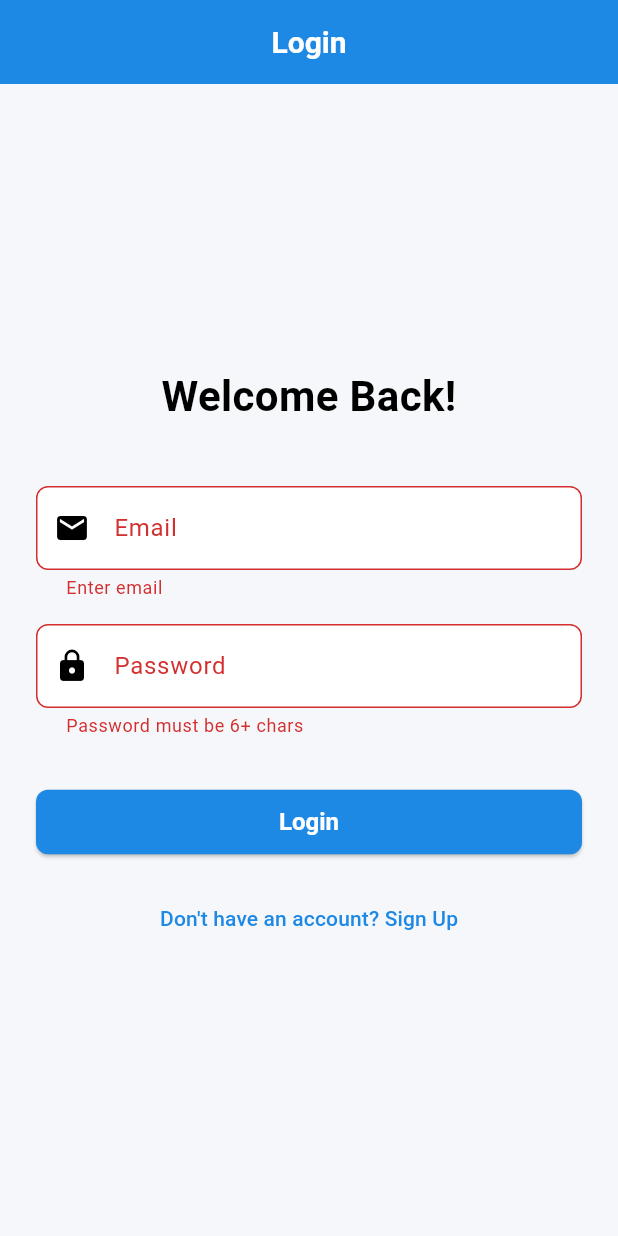
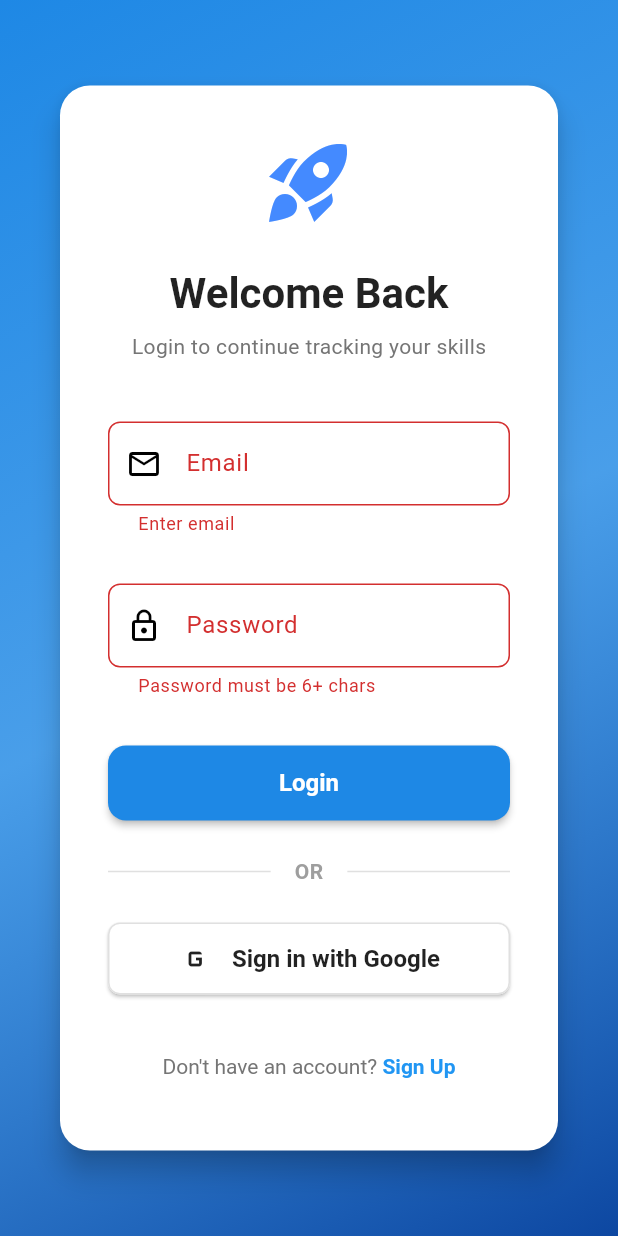
Before and after one commit to philip-thomas-12/skill_tracker, a Flutter app: the screen it shows after launch, after a tap on "Login", on a phone screen of 412 x 824 dp. Run offline on Flutter 3.47's test engine with Material 3 defaults, Android fonts, the phone set to English and light mode, and no system bars; our stand-ins replace cloud_firestore, firebase_auth, firebase_core, fl_chart, google_sign_in; accounts and stored records are empty.

Commit message:
login page tested

```diff
--- /dev/null
+++ b/devtools_options.yaml
@@ -0,0 +1,3 @@
+description: This file stores settings for Dart & Flutter DevTools.
+documentation: https://docs.flutter.dev/tools/devtools/extensions#configure-extension-enablement-states
+extensions:
--- a/lib/screens/auth/login_page.dart
+++ b/lib/screens/auth/login_page.dart
@@ -3,6 +3,7 @@ import 'package:firebase_auth/firebase_auth.dart';
 import 'package:provider/provider.dart';
 import '../../services/auth_service.dart';
 import '../../widgets/custom_input_field.dart';
+import '../../widgets/social_button.dart';
 
 class LoginPage extends StatefulWidget {
   const LoginPage({super.key});
@@ -26,91 +27,179 @@ class _LoginPageState extends State<LoginPage> {
           _emailController.text.trim(),
           _passwordController.text.trim(),
         );
-        // Navigation to Dashboard will be handled by the auth state stream wrapper in main.dart or manual nav
-        // For now, let's manually nav if we don't implement the wrapper yet
         if (mounted) {
           Navigator.pushReplacementNamed(context, '/dashboard');
         }
       } on FirebaseAuthException catch (e) {
-        String message = "Login Failed";
-        if (e.code == 'invalid-credential' || e.code == 'user-not-found' || e.code == 'wrong-password') {
-          message = "Invalid email or password.";
-        } else if (e.code == 'invalid-email') {
-          message = "Invalid email format.";
-        } else if (e.message != null) {
-          message = e.message!;
-        }
-
-        if (mounted) {
-          ScaffoldMessenger.of(context).showSnackBar(
-            SnackBar(
-              content: Text(message),
-              backgroundColor: Colors.redAccent,
-            ),
-          );
-        }
+        _handleAuthError(e.message ?? "Login Failed");
       } catch (e) {
-        if (mounted) {
-          ScaffoldMessenger.of(context).showSnackBar(
-            SnackBar(content: Text("An error occurred: $e")),
-          );
-        }
+        _handleAuthError("An error occurred: $e");
       } finally {
         if (mounted) setState(() => _isLoading = false);
       }
     }
   }
 
+  Future<void> _googleLogin() async {
+    setState(() => _isLoading = true);
+    try {
+      final authService = Provider.of<AuthService>(context, listen: false);
+      final userCredential = await authService.signInWithGoogle();
+
+      if (userCredential != null) {
+        if (mounted) {
+          Navigator.pushReplacementNamed(context, '/dashboard');
+        }
+      } else {
+        // User cancelled, just stop loading
+      }
+    } on FirebaseAuthException catch (e) {
+      _handleAuthError(e.message ?? "Google Sign-In Failed");
+    } catch (e) {
+      _handleAuthError("An error occurred: $e");
+    } finally {
+      if (mounted) setState(() => _isLoading = false);
+    }
+  }
+
+  void _handleAuthError(String message) {
+    if (mounted) {
+      ScaffoldMessenger.of(context).showSnackBar(
+        SnackBar(
+          content: Text(message),
+          backgroundColor: Colors.redAccent,
+          behavior: SnackBarBehavior.floating,
+        ),
+      );
+    }
+  }
+
   @override
   Widget build(BuildContext context) {
+    final theme = Theme.of(context);
+
     return Scaffold(
-      appBar: AppBar(title: const Text('Login')),
-      body: Center(
+      body: Container(
+        decoration: BoxDecoration(
+          gradient: LinearGradient(
+            begin: Alignment.topLeft,
+            end: Alignment.bottomRight,
+            colors: [
+              theme.primaryColor,
+              theme.primaryColor.withAlpha(204), // approx 0.8 * 255
+              Colors.blue.shade900,
+            ],
+          ),
+        ),
+        child: Center(
           child: SingleChildScrollView(
             padding: const EdgeInsets.all(24.0),
+            child: Card(
+              elevation: 8,
+              shape: RoundedRectangleBorder(borderRadius: BorderRadius.circular(20)),
+              child: Padding(
+                padding: const EdgeInsets.all(32.0),
                 child: Form(
                   key: _formKey,
                   child: Column(
-              mainAxisAlignment: MainAxisAlignment.center,
-              crossAxisAlignment: CrossAxisAlignment.stretch,
+                    mainAxisSize: MainAxisSize.min,
                     children: [
-                const Text(
-                  'Welcome Back!',
-                  textAlign: TextAlign.center,
-                  style: TextStyle(fontSize: 28, fontWeight: FontWeight.bold),
+                      const Icon(Icons.rocket_launch, size: 64, color: Colors.blueAccent),
+                      const SizedBox(height: 24),
+                      Text(
+                        'Welcome Back',
+                        style: theme.textTheme.headlineMedium?.copyWith(
+                          fontWeight: FontWeight.bold,
+                          color: Colors.black87,
+                        ),
+                      ),
+                      const SizedBox(height: 8),
+                      Text(
+                        'Login to continue tracking your skills',
+                        style: theme.textTheme.bodyMedium?.copyWith(
+                          color: Colors.grey.shade600,
+                        ),
                       ),
                       const SizedBox(height: 32),
                       CustomInputField(
                         label: 'Email',
                         controller: _emailController,
                         keyboardType: TextInputType.emailAddress,
-                  prefixIcon: Icons.email,
+                        prefixIcon: Icons.email_outlined,
                         validator: (val) => val != null && val.isNotEmpty ? null : 'Enter email',
                       ),
+                      const SizedBox(height: 16),
                       CustomInputField(
                         label: 'Password',
                         controller: _passwordController,
                         obscureText: true,
-                  prefixIcon: Icons.lock,
+                        prefixIcon: Icons.lock_outline,
                         validator: (val) => val != null && val.length >= 6 ? null : 'Password must be 6+ chars',
                       ),
                       const SizedBox(height: 24),
-                ElevatedButton(
+                      SizedBox(
+                        width: double.infinity,
+                        height: 50,
+                        child: ElevatedButton(
                           onPressed: _isLoading ? null : _login,
+                          style: ElevatedButton.styleFrom(
+                            shape: RoundedRectangleBorder(borderRadius: BorderRadius.circular(12)),
+                            elevation: 2,
+                          ),
                           child: _isLoading
                               ? const SizedBox(
-                          height: 20,
-                          width: 20,
-                          child: CircularProgressIndicator(color: Colors.white, strokeWidth: 2),
+                                  height: 24,
+                                  width: 24,
+                                  child: CircularProgressIndicator(color: Colors.white, strokeWidth: 2.5),
                                 )
-                      : const Text('Login'),
+                              : const Text('Login', style: TextStyle(fontSize: 16, fontWeight: FontWeight.bold)),
                         ),
-                const SizedBox(height: 16),
+                      ),
+                      const SizedBox(height: 24),
+                      Row(
+                        children: [
+                          Expanded(child: Divider(color: Colors.grey.shade300)),
+                          Padding(
+                            padding: const EdgeInsets.symmetric(horizontal: 16),
+                            child: Text(
+                              'OR',
+                              style: TextStyle(color: Colors.grey.shade500, fontWeight: FontWeight.w600),
+                            ),
+                          ),
+                          Expanded(child: Divider(color: Colors.grey.shade300)),
+                        ],
+                      ),
+                      const SizedBox(height: 24),
+                      SocialButton(
+                        text: 'Sign in with Google',
+                        icon: Icons.g_mobiledata, // Using a standard icon as placeholder
+                        onPressed: _isLoading ? () {} : _googleLogin,
+                        backgroundColor: Colors.white,
+                        textColor: Colors.black87,
+                      ),
+                      const SizedBox(height: 24),
                       TextButton(
                         onPressed: () => Navigator.pushNamed(context, '/signup'),
-                  child: const Text('Don\'t have an account? Sign Up'),
+                        child: RichText(
+                          text: TextSpan(
+                            text: 'Don\'t have an account? ',
+                            style: TextStyle(color: Colors.grey.shade600),
+                            children: const [
+                              TextSpan(
+                                text: 'Sign Up',
+                                style: TextStyle(
+                                  color: Colors.blue,
+                                  fontWeight: FontWeight.bold,
+                                ),
                               ),
                             ],
+                          ),
+                        ),
+                      ),
+                    ],
+                  ),
+                ),
+              ),
             ),
           ),
         ),
--- a/lib/services/auth_service.dart
+++ b/lib/services/auth_service.dart
@@ -1,12 +1,15 @@
 import 'package:firebase_auth/firebase_auth.dart';
+
+import 'package:google_sign_in/google_sign_in.dart';
 
 class AuthService {
   final FirebaseAuth _auth = FirebaseAuth.instance;
+  final GoogleSignIn _googleSignIn = GoogleSignIn();
 
   // Stream of auth changes
   Stream<User?> get user => _auth.authStateChanges();
 
-  // Sign In
+  // Sign In with Email
   Future<UserCredential?> signInWithEmail(String email, String password) async {
     try {
       return await _auth.signInWithEmailAndPassword(email: email, password: password);
@@ -15,7 +18,7 @@ class AuthService {
     }
   }
 
-  // Sign Up
+  // Sign Up with Email
   Future<UserCredential?> signUpWithEmail(String email, String password) async {
     try {
       return await _auth.createUserWithEmailAndPassword(email: email, password: password);
@@ -24,8 +27,36 @@ class AuthService {
     }
   }
 
+  // Sign In with Google
+  Future<UserCredential?> signInWithGoogle() async {
+    try {
+      // Trigger the authentication flow
+      final GoogleSignInAccount? googleUser = await _googleSignIn.signIn();
+      if (googleUser == null) {
+        // The user canceled the sign-in
+        return null;
+      }
+
+      // Obtain the auth details from the request
+      final GoogleSignInAuthentication googleAuth = await googleUser.authentication;
+
+      // Create a new credential
+      final AuthCredential credential = GoogleAuthProvider.credential(
+        accessToken: googleAuth.accessToken,
+        idToken: googleAuth.idToken,
+      );
+
+      // Once signed in, return the UserCredential
+      return await _auth.signInWithCredential(credential);
+    } catch (e) {
+      // print("Error signing in with Google: $e");
+      rethrow;
+    }
+  }
+
   // Sign Out
   Future<void> signOut() async {
+    await _googleSignIn.signOut();
     await _auth.signOut();
   }
 }
--- /dev/null
+++ b/lib/widgets/social_button.dart
@@ -0,0 +1,55 @@
+import 'package:flutter/material.dart';
+
+class SocialButton extends StatelessWidget {
+  final String text;
+  final String? assetIcon;
+  final IconData? icon;
+  final VoidCallback onPressed;
+  final Color? backgroundColor;
+  final Color? textColor;
+
+  const SocialButton({
+    super.key,
+    required this.text,
+    required this.onPressed,
+    this.assetIcon,
+    this.icon,
+    this.backgroundColor,
+    this.textColor,
+  }) : assert(assetIcon != null || icon != null, 'Either assetIcon or icon must be provided');
+
+  @override
+  Widget build(BuildContext context) {
+    return ElevatedButton(
+      onPressed: onPressed,
+      style: ElevatedButton.styleFrom(
+        backgroundColor: backgroundColor ?? Colors.white,
+        foregroundColor: textColor ?? Colors.black87,
+        elevation: 1,
+        padding: const EdgeInsets.symmetric(vertical: 12, horizontal: 16),
+        shape: RoundedRectangleBorder(
+          borderRadius: BorderRadius.circular(8),
+          side: const BorderSide(color: Color(0xFFE0E0E0)),
+        ),
+      ),
+      child: Row(
+        mainAxisAlignment: MainAxisAlignment.center,
+        children: [
+          if (assetIcon != null)
+             Image.asset(assetIcon!, height: 24, width: 24)
+          else
+            Icon(icon, size: 24, color: textColor ?? Colors.black87),
+
+          const SizedBox(width: 12),
+          Text(
+            text,
+            style: const TextStyle(
+              fontSize: 16,
+              fontWeight: FontWeight.w600,
+            ),
+          ),
+        ],
+      ),
+    );
+  }
+}
--- a/pubspec.yaml
+++ b/pubspec.yaml
@@ -36,6 +36,7 @@ dependencies:
   cupertino_icons: ^1.0.8
   firebase_core: ^4.4.0
   firebase_auth: ^6.1.4
+  google_sign_in: ^6.2.1
   cloud_firestore: ^6.1.2
   provider: ^6.1.5+1
   fl_chart: ^1.1.1
```
Also changed, not shown: pubspec.lock, 4 other files. Lines whose indentation alone changed are shown as unchanged.
